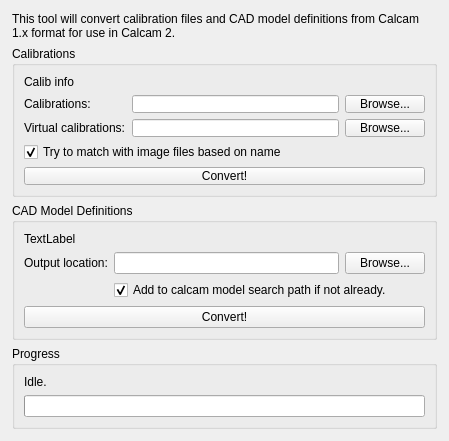
The window that calcam1_file_converter/convert_files.ui (euratom-software/calcam) describes before a commit, drawn with Qt 5.
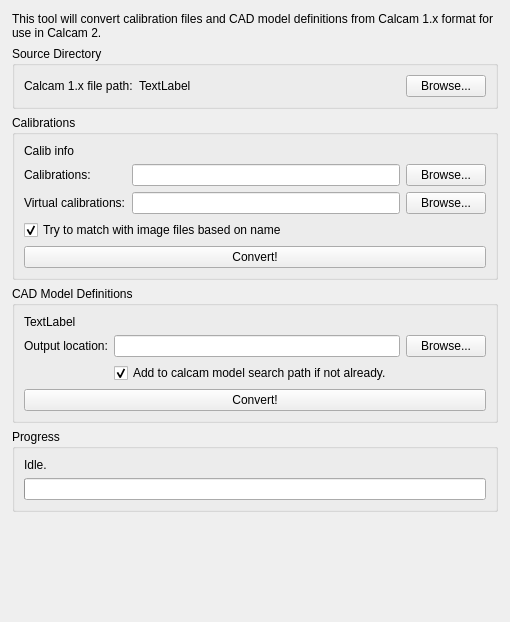
The same window after the commit.

Commit message: Finish changed to set_extrinsics; GUI layout improvements for *nix; change version of qvtkrenderwindowinteractor to one which works with other distributions than enthought.

Diff of the .ui file:
```diff
--- a/calcam1_file_converter/convert_files.ui
+++ b/calcam1_file_converter/convert_files.ui
@@ -6,8 +6,8 @@
    <rect>
     <x>0</x>
     <y>0</y>
-    <width>449</width>
-    <height>441</height>
+    <width>510</width>
+    <height>622</height>
    </rect>
   </property>
   <property name="windowTitle">
@@ -199,6 +199,48 @@
       </layout>
      </widget>
     </item>
+    <item row="1" column="0">
+     <widget class="QGroupBox" name="groupBox">
+      <property name="title">
+       <string>Source Directory</string>
+      </property>
+      <layout class="QHBoxLayout" name="horizontalLayout">
+       <item>
+        <widget class="QLabel" name="label_4">
+         <property name="sizePolicy">
+          <sizepolicy hsizetype="Minimum" vsizetype="Preferred">
+           <horstretch>0</horstretch>
+           <verstretch>0</verstretch>
+          </sizepolicy>
+         </property>
+         <property name="text">
+          <string>Calcam 1.x file path:</string>
+         </property>
+        </widget>
+       </item>
+       <item>
+        <widget class="QLabel" name="src_path_label">
+         <property name="sizePolicy">
+          <sizepolicy hsizetype="MinimumExpanding" vsizetype="Preferred">
+           <horstretch>0</horstretch>
+           <verstretch>0</verstretch>
+          </sizepolicy>
+         </property>
+         <property name="text">
+          <string>TextLabel</string>
+         </property>
+        </widget>
+       </item>
+       <item>
+        <widget class="QPushButton" name="src_browse">
+         <property name="text">
+          <string>Browse...</string>
+         </property>
+        </widget>
+       </item>
+      </layout>
+     </widget>
+    </item>
    </layout>
   </widget>
  </widget>
```
Left out of the diff: 13 changed lines with no effect on the pictures. The commit also changes 12 other files.
